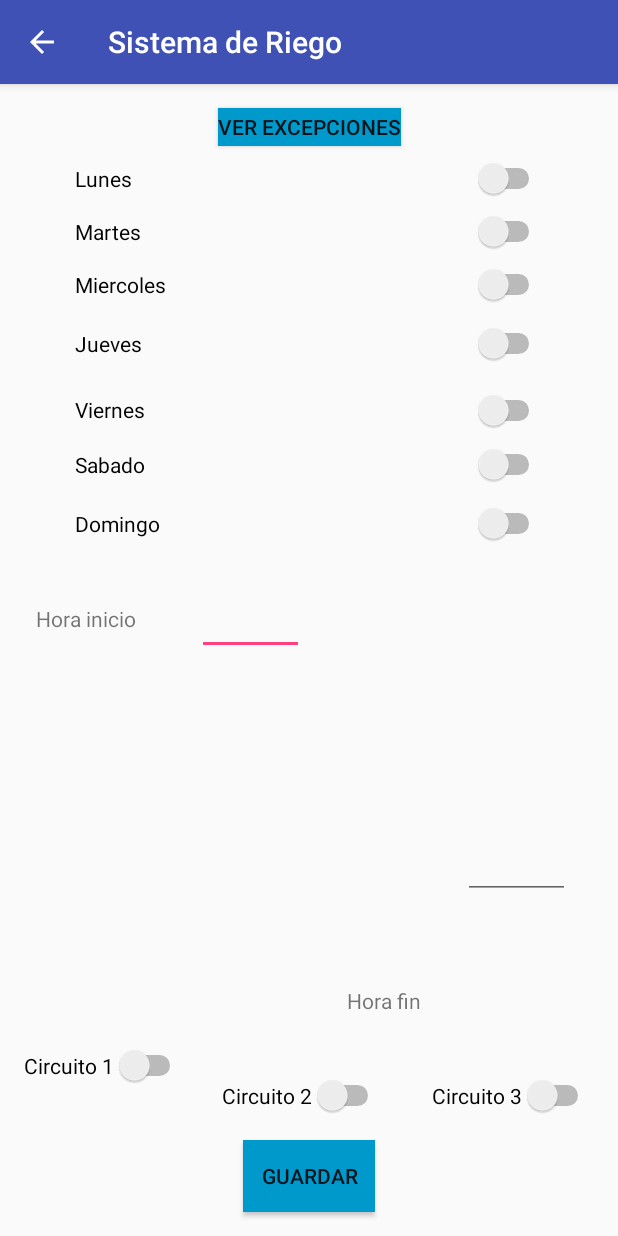
After one commit to fgarciapena/SistemaRiegoInteligente, an Android app: the ExceptionConfigurationActivity screen opened directly, with no data from a screen before it, on a phone screen of 412 x 824 dp. The commit adds this screen. Run offline under Robolectric (Android 15) with nearby library versions, the phone set to English and light mode, and no system bars.

Commit message:
Pantalla configuracion y excepcion

```diff
--- /dev/null
+++ b/android/sistemaDeRiegoV3/app/src/main/java/soa/sistemaderiegov3/Activities/ExceptionConfigurationActivity.java
@@ -0,0 +1,62 @@
+package soa.sistemaderiegov3.Activities;
+
+import android.os.Bundle;
+import android.support.v7.app.AppCompatActivity;
+import android.util.Log;
+import android.view.View;
+import android.widget.Button;
+import android.widget.EditText;
+import android.widget.Switch;
+
+import soa.sistemaderiegov3.R;
+
+public class ExceptionConfigurationActivity extends AppCompatActivity {
+
+    public Button saveExceptionButton;
+    public Switch mondaySwitch;
+    public Switch tuesdaySwitch;
+    public Switch wednesdaySwitch;
+    public Switch thursdaySwitch;
+    public Switch fridaySwitch;
+    public Switch saturdaySwitch;
+    public Switch sundaySwitch;
+    public Switch circuit1Switch;
+    public Switch circuit2Switch;
+    public Switch circuit3Switch;
+
+
+    @Override
+    protected void onCreate(Bundle savedInstanceState) {
+        super.onCreate(savedInstanceState);
+        //TODO: get from embebbed device the current circuits statuses
+        setContentView(R.layout.activity_exception_configuration);
+
+        saveExceptionButton = findViewById(R.id.saveExceptionButton);
+
+        mondaySwitch   = findViewById(R.id.mondaySwitch);
+        tuesdaySwitch   = findViewById(R.id.tuesdaySwitch);
+        wednesdaySwitch   = findViewById(R.id.wednesdaySwitch);
+        thursdaySwitch   = findViewById(R.id.thursdaySwitch);
+        fridaySwitch   = findViewById(R.id.fridaySwitch);
+        saturdaySwitch   = findViewById(R.id.saturdaySwitch);
+        sundaySwitch   = findViewById(R.id.sundaySwitch);
+        circuit1Switch   = findViewById(R.id.circuitSwitch1);
+        circuit2Switch   = findViewById(R.id.circuitSwitch2);
+        circuit3Switch   = findViewById(R.id.circuitSwitch3);
+
+/*        saveExceptionButton.setOnClickListener(
+                new View.OnClickListener()
+                {
+                    public void onClick(View view)
+                    {
+                    }
+                });*/
+    }
+
+    /**
+     * sends the start/stop configuration to the embebbed device
+     * **/
+    public void sendStartStopConfiguration(View view){
+        //TODO: call bluetooth service and send the setted information to the embebbed device
+    }
+}
--- /dev/null
+++ b/android/sistemaDeRiegoV3/app/src/main/res/layout/activity_exception_configuration.xml
@@ -0,0 +1,245 @@
+<?xml version="1.0" encoding="utf-8"?>
+<android.support.constraint.ConstraintLayout
+    xmlns:android="http://schemas.android.com/apk/res/android"
+    xmlns:app="http://schemas.android.com/apk/res-auto"
+    xmlns:tools="http://schemas.android.com/tools"
+    android:layout_width="match_parent"
+    android:layout_height="match_parent">
+
+    <Switch
+        android:id="@+id/tuesdaySwitch"
+        android:layout_width="313dp"
+        android:layout_height="wrap_content"
+        android:layout_marginEnd="8dp"
+        android:layout_marginLeft="8dp"
+        android:layout_marginRight="8dp"
+        android:layout_marginStart="8dp"
+        android:layout_marginTop="8dp"
+        android:text="Martes"
+        app:layout_constraintEnd_toEndOf="parent"
+        app:layout_constraintHorizontal_bias="0.509"
+        app:layout_constraintStart_toStartOf="parent"
+        app:layout_constraintTop_toBottomOf="@+id/mondaySwitch" />
+
+    <Switch
+        android:id="@+id/mondaySwitch"
+        android:layout_width="313dp"
+        android:layout_height="wrap_content"
+        android:layout_marginEnd="8dp"
+        android:layout_marginLeft="8dp"
+        android:layout_marginRight="8dp"
+        android:layout_marginStart="8dp"
+        android:layout_marginTop="8dp"
+        android:text="Lunes"
+        app:layout_constraintEnd_toEndOf="parent"
+        app:layout_constraintHorizontal_bias="0.509"
+        app:layout_constraintStart_toStartOf="parent"
+        app:layout_constraintTop_toBottomOf="@+id/seeExceptionsButton" />
+
+    <Switch
+        android:id="@+id/saturdaySwitch"
+        android:layout_width="313dp"
+        android:layout_height="wrap_content"
+        android:layout_marginEnd="8dp"
+        android:layout_marginLeft="8dp"
+        android:layout_marginRight="8dp"
+        android:layout_marginStart="8dp"
+        android:layout_marginTop="8dp"
+        android:text="Sabado"
+        app:layout_constraintEnd_toEndOf="parent"
+        app:layout_constraintHorizontal_bias="0.509"
+        app:layout_constraintStart_toStartOf="parent"
+        app:layout_constraintTop_toBottomOf="@+id/fridaySwitch" />
+
+    <Switch
+        android:id="@+id/sundaySwitch"
+        android:layout_width="313dp"
+        android:layout_height="wrap_content"
+        android:layout_marginEnd="8dp"
+        android:layout_marginLeft="8dp"
+        android:layout_marginRight="8dp"
+        android:layout_marginStart="8dp"
+        android:layout_marginTop="12dp"
+        android:text="Domingo"
+        app:layout_constraintEnd_toEndOf="parent"
+        app:layout_constraintHorizontal_bias="0.509"
+        app:layout_constraintStart_toStartOf="parent"
+        app:layout_constraintTop_toBottomOf="@+id/saturdaySwitch" />
+
+    <Switch
+        android:id="@+id/fridaySwitch"
+        android:layout_width="313dp"
+        android:layout_height="29dp"
+        android:layout_marginEnd="8dp"
+        android:layout_marginLeft="8dp"
+        android:layout_marginRight="8dp"
+        android:layout_marginStart="8dp"
+        android:layout_marginTop="16dp"
+        android:text="Viernes"
+        app:layout_constraintEnd_toEndOf="parent"
+        app:layout_constraintHorizontal_bias="0.509"
+        app:layout_constraintStart_toStartOf="parent"
+        app:layout_constraintTop_toBottomOf="@+id/thursdaySwitch" />
+
+    <Switch
+        android:id="@+id/thursdaySwitch"
+        android:layout_width="313dp"
+        android:layout_height="wrap_content"
+        android:layout_marginEnd="8dp"
+        android:layout_marginLeft="8dp"
+        android:layout_marginRight="8dp"
+        android:layout_marginStart="8dp"
+        android:layout_marginTop="12dp"
+        android:text="Jueves"
+        app:layout_constraintEnd_toEndOf="parent"
+        app:layout_constraintHorizontal_bias="0.509"
+        app:layout_constraintStart_toStartOf="parent"
+        app:layout_constraintTop_toBottomOf="@+id/wednesdaySwitch" />
+
+    <Switch
+        android:id="@+id/wednesdaySwitch"
+        android:layout_width="313dp"
+        android:layout_height="wrap_content"
+        android:layout_marginEnd="8dp"
+        android:layout_marginLeft="8dp"
+        android:layout_marginRight="8dp"
+        android:layout_marginStart="8dp"
+        android:layout_marginTop="8dp"
+        android:text="Miercoles"
+        app:layout_constraintEnd_toEndOf="parent"
+        app:layout_constraintHorizontal_bias="0.509"
+        app:layout_constraintStart_toStartOf="parent"
+        app:layout_constraintTop_toBottomOf="@+id/tuesdaySwitch" />
+
+    <Button
+        android:id="@+id/seeExceptionsButton"
+        android:layout_width="wrap_content"
+        android:layout_height="25dp"
+        android:layout_marginEnd="8dp"
+        android:layout_marginLeft="8dp"
+        android:layout_marginRight="8dp"
+        android:layout_marginStart="8dp"
+        android:layout_marginTop="16dp"
+        android:background="@android:color/holo_blue_dark"
+        android:text="Ver excepciones"
+        app:layout_constraintEnd_toEndOf="parent"
+        app:layout_constraintHorizontal_bias="0.502"
+        app:layout_constraintStart_toStartOf="parent"
+        app:layout_constraintTop_toTopOf="parent" />
+
+    <Button
+        android:id="@+id/saveExceptionButton"
+        android:layout_width="wrap_content"
+        android:layout_height="wrap_content"
+        android:layout_marginBottom="16dp"
+        android:layout_marginEnd="8dp"
+        android:layout_marginLeft="8dp"
+        android:layout_marginRight="8dp"
+        android:layout_marginStart="8dp"
+        android:background="@android:color/holo_blue_dark"
+        android:text="Guardar"
+        app:layout_constraintBottom_toBottomOf="parent"
+        app:layout_constraintEnd_toEndOf="parent"
+        app:layout_constraintStart_toStartOf="parent" />
+
+    <TextView
+        android:id="@+id/textView6"
+        android:layout_width="wrap_content"
+        android:layout_height="wrap_content"
+        android:layout_marginLeft="24dp"
+        android:layout_marginStart="24dp"
+        android:layout_marginTop="40dp"
+        android:text="Hora inicio"
+        android:textSize="14sp"
+        app:layout_constraintStart_toStartOf="parent"
+        app:layout_constraintTop_toBottomOf="@+id/sundaySwitch" />
+
+    <TextView
+        android:id="@+id/textView8"
+        android:layout_width="wrap_content"
+        android:layout_height="19dp"
+        android:layout_marginBottom="40dp"
+        android:layout_marginEnd="28dp"
+        android:layout_marginRight="28dp"
+        android:text="Hora fin"
+        android:textSize="14sp"
+        app:layout_constraintBottom_toTopOf="@+id/circuitSwitch2"
+        app:layout_constraintEnd_toStartOf="@+id/editText3" />
+
+    <EditText
+        android:id="@+id/editText2"
+        android:layout_width="71dp"
+        android:layout_height="34dp"
+        android:layout_marginBottom="8dp"
+        android:layout_marginEnd="8dp"
+        android:layout_marginLeft="8dp"
+        android:layout_marginRight="8dp"
+        android:layout_marginStart="8dp"
+        android:layout_marginTop="40dp"
+        android:ems="10"
+        android:inputType="time"
+        app:layout_constraintBottom_toTopOf="@+id/circuitSwitch2"
+        app:layout_constraintEnd_toStartOf="@+id/textView8"
+        app:layout_constraintHorizontal_bias="0.608"
+        app:layout_constraintStart_toEndOf="@+id/textView6"
+        app:layout_constraintTop_toBottomOf="@+id/sundaySwitch"
+        app:layout_constraintVertical_bias="0.0" />
+
+    <EditText
+        android:id="@+id/editText3"
+        android:layout_width="71dp"
+        android:layout_height="34dp"
+        android:layout_marginBottom="8dp"
+        android:layout_marginEnd="32dp"
+        android:layout_marginRight="32dp"
+        android:layout_marginTop="8dp"
+        android:ems="10"
+        android:inputType="time"
+        app:layout_constraintBottom_toTopOf="@+id/circuitSwitch3"
+        app:layout_constraintEnd_toEndOf="parent"
+        app:layout_constraintTop_toBottomOf="@+id/sundaySwitch"
+        app:layout_constraintVertical_bias="0.64" />
+
+    <Switch
+        android:id="@+id/circuitSwitch1"
+        android:layout_width="wrap_content"
+        android:layout_height="16dp"
+        android:layout_marginBottom="8dp"
+        android:layout_marginLeft="16dp"
+        android:layout_marginStart="16dp"
+        android:layout_marginTop="8dp"
+        android:text="Circuito 1"
+        app:layout_constraintBottom_toTopOf="@+id/saveExceptionButton"
+        app:layout_constraintStart_toStartOf="parent"
+        app:layout_constraintTop_toBottomOf="@+id/sundaySwitch"
+        app:layout_constraintVertical_bias="0.92" />
+
+    <Switch
+        android:id="@+id/circuitSwitch2"
+        android:layout_width="wrap_content"
+        android:layout_height="wrap_content"
+        android:layout_marginBottom="16dp"
+        android:layout_marginLeft="24dp"
+        android:layout_marginStart="24dp"
+        android:layout_marginTop="8dp"
+        android:text="Circuito 2"
+        app:layout_constraintBottom_toTopOf="@+id/saveExceptionButton"
+        app:layout_constraintStart_toEndOf="@+id/circuitSwitch1"
+        app:layout_constraintTop_toBottomOf="@+id/sundaySwitch"
+        app:layout_constraintVertical_bias="1.0" />
+
+    <Switch
+        android:id="@+id/circuitSwitch3"
+        android:layout_width="wrap_content"
+        android:layout_height="wrap_content"
+        android:layout_marginBottom="16dp"
+        android:layout_marginEnd="16dp"
+        android:layout_marginRight="16dp"
+        android:layout_marginTop="8dp"
+        android:text="Circuito 3"
+        app:layout_constraintBottom_toTopOf="@+id/saveExceptionButton"
+        app:layout_constraintEnd_toEndOf="parent"
+        app:layout_constraintTop_toBottomOf="@+id/sundaySwitch"
+        app:layout_constraintVertical_bias="1.0" />
+
+</android.support.constraint.ConstraintLayout>
--- a/android/sistemaDeRiegoV3/app/src/main/res/layout/activity_main_menu.xml
+++ b/android/sistemaDeRiegoV3/app/src/main/res/layout/activity_main_menu.xml
@@ -58,6 +58,7 @@
         android:layout_marginLeft="16dp"
         android:layout_marginRight="16dp"
         android:layout_marginStart="16dp"
+        android:onClick="exceptionConfigurationActivity"
         android:text="@string/exceptions_option"
         app:layout_constraintBottom_toTopOf="@+id/button_configuration"
         app:layout_constraintEnd_toEndOf="parent"
@@ -72,6 +73,7 @@
         android:layout_marginLeft="16dp"
         android:layout_marginRight="16dp"
         android:layout_marginStart="16dp"
+        android:onClick="configurationMenu"
         android:text="@string/configuration_option"
         app:layout_constraintBottom_toBottomOf="parent"
         app:layout_constraintEnd_toEndOf="parent"
```
Also changed, not shown: android/sistemaDeRiegoV3/app/src/main/AndroidManifest.xml (+11 -0 lines), android/sistemaDeRiegoV3/app/src/main/java/soa/sistemaderiegov3/Activities/ConfigurationMenuActivity.java (added, +50 -0 lines), android/sistemaDeRiegoV3/app/src/main/java/soa/sistemaderiegov3/Activities/MainMenuActivity.java (+13 -0 lines), android/sistemaDeRiegoV3/app/src/main/res/layout/activity_configuration.xml (added, +163 -0 lines).
